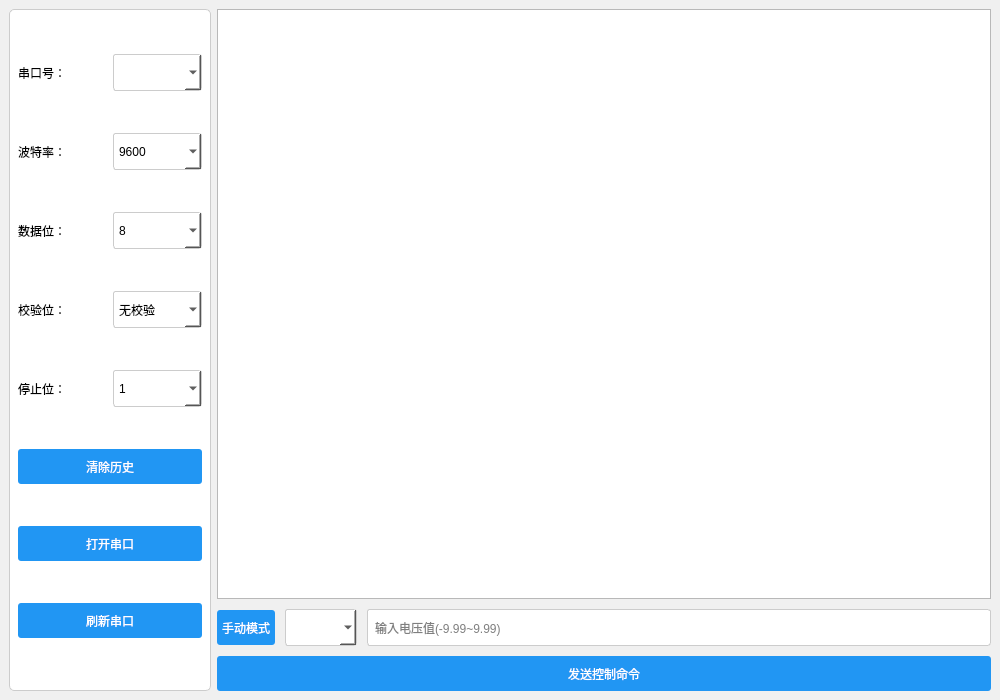
Old version of the form mainwindow.ui in the repository ckdfs/qttest1.
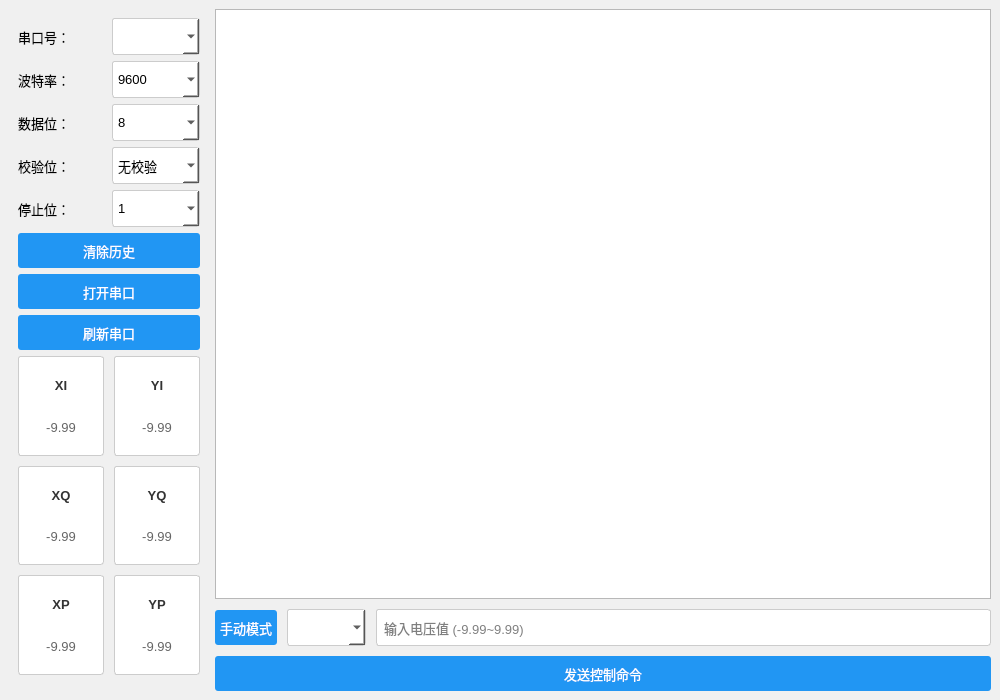
New version of the form.

Commit message: 调整界面，增加各路偏压显示

```diff
--- a/mainwindow.ui
+++ b/mainwindow.ui
@@ -15,12 +15,14 @@
   </property>
   <property name="styleSheet">
    <string>
+    * {
+        font-family: "Microsoft YaHei";
+        font-size: 10pt;
+    }
     QMainWindow {
         background-color: #f0f0f0;
     }
     QWidget#settingsWidget {
-        background-color: #ffffff;
-        border: 1px solid #cccccc;
         border-radius: 5px;
         min-width: 200px;
         max-width: 250px;
@@ -52,6 +54,28 @@
         background-color: white;
         min-height: 25px;
     }
+    QTextEdit {
+        font-size: 12pt;
+    }
+    QFrame.StatusBox {
+        border: 1px solid #cccccc;
+        border-radius: 3px;
+        background-color: white;
+        padding: 1px;
+        min-width: 60px;
+        min-height: 30px;
+    }
+    QFrame.StatusBox QLabel {
+        border: none;
+        background: transparent;
+    }
+    QLabel.StatusTitle {
+        font-weight: bold;
+        color: #333333;
+    }
+    QLabel.StatusValue {
+        color: #666666;
+    }
    </string>
   </property>
   <widget class="QWidget" name="centralwidget">
@@ -229,6 +253,295 @@
          </property>
         </widget>
        </item>
+       <item>
+        <layout class="QGridLayout" name="gridLayoutStatus">
+         <property name="spacing">
+          <number>10</number>
+         </property>
+         <!-- XI -->
+         <item row="0" column="0">
+          <widget class="QFrame" name="frameXI">
+           <property name="styleSheet">
+            <string>QFrame { 
+                border: 1px solid #cccccc; 
+                border-radius: 3px; 
+                background-color: white; 
+                padding: 1px; 
+                min-width: 60px; 
+                min-height: 30px; 
+            }
+            QLabel { 
+                border: none;
+                background: transparent;
+            }</string>
+           </property>
+           <layout class="QVBoxLayout" name="verticalLayoutXI">
+            <item>
+             <widget class="QLabel" name="labelXITitle">
+              <property name="styleSheet">
+               <string>QLabel { font-weight: bold; color: #333333; }</string>
+              </property>
+              <property name="text">
+               <string>XI</string>
+              </property>
+              <property name="alignment">
+               <set>Qt::AlignCenter</set>
+              </property>
+             </widget>
+            </item>
+            <item>
+             <widget class="QLabel" name="labelXIValue">
+              <property name="styleSheet">
+               <string>QLabel { color: #666666; }</string>
+              </property>
+              <property name="text">
+               <string>-9.99</string>
+              </property>
+              <property name="alignment">
+               <set>Qt::AlignCenter</set>
+              </property>
+             </widget>
+            </item>
+           </layout>
+          </widget>
+         </item>
+         <!-- YI -->
+         <item row="0" column="1">
+          <widget class="QFrame" name="frameYI">
+           <property name="styleSheet">
+            <string>QFrame { 
+                border: 1px solid #cccccc; 
+                border-radius: 3px; 
+                background-color: white; 
+                padding: 1px; 
+                min-width: 60px; 
+                min-height: 30px; 
+            }
+            QLabel { 
+                border: none;
+                background: transparent;
+            }</string>
+           </property>
+           <layout class="QVBoxLayout" name="verticalLayoutYI">
+            <item>
+             <widget class="QLabel" name="labelYITitle">
+              <property name="styleSheet">
+               <string>QLabel { font-weight: bold; color: #333333; }</string>
+              </property>
+              <property name="text">
+               <string>YI</string>
+              </property>
+              <property name="alignment">
+               <set>Qt::AlignCenter</set>
+              </property>
+             </widget>
+            </item>
+            <item>
+             <widget class="QLabel" name="labelYIValue">
+              <property name="styleSheet">
+               <string>QLabel { color: #666666; }</string>
+              </property>
+              <property name="text">
+               <string>-9.99</string>
+              </property>
+              <property name="alignment">
+               <set>Qt::AlignCenter</set>
+              </property>
+             </widget>
+            </item>
+           </layout>
+          </widget>
+         </item>
+         <!-- XQ -->
+         <item row="1" column="0">
+          <widget class="QFrame" name="frameXQ">
+           <property name="styleSheet">
+            <string>QFrame { 
+                border: 1px solid #cccccc; 
+                border-radius: 3px; 
+                background-color: white; 
+                padding: 1px; 
+                min-width: 60px; 
+                min-height: 30px; 
+            }
+            QLabel { 
+                border: none;
+                background: transparent;
+            }</string>
+           </property>
+           <layout class="QVBoxLayout" name="verticalLayoutXQ">
+            <item>
+             <widget class="QLabel" name="labelXQTitle">
+              <property name="styleSheet">
+               <string>QLabel { font-weight: bold; color: #333333; }</string>
+              </property>
+              <property name="text">
+               <string>XQ</string>
+              </property>
+              <property name="alignment">
+               <set>Qt::AlignCenter</set>
+              </property>
+             </widget>
+            </item>
+            <item>
+             <widget class="QLabel" name="labelXQValue">
+              <property name="styleSheet">
+               <string>QLabel { color: #666666; }</string>
+              </property>
+              <property name="text">
+               <string>-9.99</string>
+              </property>
+              <property name="alignment">
+               <set>Qt::AlignCenter</set>
+              </property>
+             </widget>
+            </item>
+           </layout>
+          </widget>
+         </item>
+         <!-- YQ -->
+         <item row="1" column="1">
+          <widget class="QFrame" name="frameYQ">
+           <property name="styleSheet">
+            <string>QFrame { 
+                border: 1px solid #cccccc; 
+                border-radius: 3px; 
+                background-color: white; 
+                padding: 1px; 
+                min-width: 60px; 
+                min-height: 30px; 
+            }
+            QLabel { 
+                border: none;
+                background: transparent;
+            }</string>
+           </property>
+           <layout class="QVBoxLayout" name="verticalLayoutYQ">
+            <item>
+             <widget class="QLabel" name="labelYQTitle">
+              <property name="styleSheet">
+               <string>QLabel { font-weight: bold; color: #333333; }</string>
+              </property>
+              <property name="text">
+               <string>YQ</string>
+              </property>
+              <property name="alignment">
+               <set>Qt::AlignCenter</set>
+              </property>
+             </widget>
+            </item>
+            <item>
+             <widget class="QLabel" name="labelYQValue">
+              <property name="styleSheet">
+               <string>QLabel { color: #666666; }</string>
+              </property>
+              <property name="text">
+               <string>-9.99</string>
+              </property>
+              <property name="alignment">
+               <set>Qt::AlignCenter</set>
+              </property>
+             </widget>
+            </item>
+           </layout>
+          </widget>
+         </item>
+         <!-- XP -->
+         <item row="2" column="0">
+          <widget class="QFrame" name="frameXP">
+           <property name="styleSheet">
+            <string>QFrame { 
+                border: 1px solid #cccccc; 
+                border-radius: 3px; 
+                background-color: white; 
+                padding: 1px; 
+                min-width: 60px; 
+                min-height: 30px; 
+            }
+            QLabel { 
+                border: none;
+                background: transparent;
+            }</string>
+           </property>
+           <layout class="QVBoxLayout" name="verticalLayoutXP">
+            <item>
+             <widget class="QLabel" name="labelXPTitle">
+              <property name="styleSheet">
+               <string>QLabel { font-weight: bold; color: #333333; }</string>
+              </property>
+              <property name="text">
+               <string>XP</string>
+              </property>
+              <property name="alignment">
+               <set>Qt::AlignCenter</set>
+              </property>
+             </widget>
+            </item>
+            <item>
+             <widget class="QLabel" name="labelXPValue">
+              <property name="styleSheet">
+               <string>QLabel { color: #666666; }</string>
+              </property>
+              <property name="text">
+               <string>-9.99</string>
+              </property>
+              <property name="alignment">
+               <set>Qt::AlignCenter</set>
+              </property>
+             </widget>
+            </item>
+           </layout>
+          </widget>
+         </item>
+         <!-- YP -->
+         <item row="2" column="1">
+          <widget class="QFrame" name="frameYP">
+           <property name="styleSheet">
+            <string>QFrame { 
+                border: 1px solid #cccccc; 
+                border-radius: 3px; 
+                background-color: white; 
+                padding: 1px; 
+                min-width: 60px; 
+                min-height: 30px; 
+            }
+            QLabel { 
+                border: none;
+                background: transparent;
+            }</string>
+           </property>
+           <layout class="QVBoxLayout" name="verticalLayoutYP">
+            <item>
+             <widget class="QLabel" name="labelYPTitle">
+              <property name="styleSheet">
+               <string>QLabel { font-weight: bold; color: #333333; }</string>
+              </property>
+              <property name="text">
+               <string>YP</string>
+              </property>
+              <property name="alignment">
+               <set>Qt::AlignCenter</set>
+              </property>
+             </widget>
+            </item>
+            <item>
+             <widget class="QLabel" name="labelYPValue">
+              <property name="styleSheet">
+               <string>QLabel { color: #666666; }</string>
+              </property>
+              <property name="text">
+               <string>-9.99</string>
+              </property>
+              <property name="alignment">
+               <set>Qt::AlignCenter</set>
+              </property>
+             </widget>
+            </item>
+           </layout>
+          </widget>
+         </item>
+        </layout>
+       </item>
        <item>
         <spacer name="verticalSpacer">
          <property name="orientation">
@@ -275,7 +588,7 @@
           <item>
            <widget class="QLineEdit" name="lineEditVoltage">
             <property name="placeholderText">
-             <string>输入电压值(-9.99~9.99)</string>
+             <string>输入电压值 (-9.99~9.99)</string>
             </property>
            </widget>
           </item>
```
The commit also changes 4 other files.
